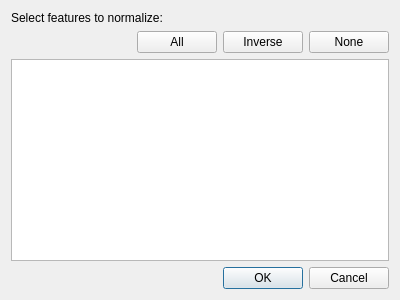
The window that ui/select_features.ui (eremeykin/ectgui2) describes before a commit, drawn with Qt 5.
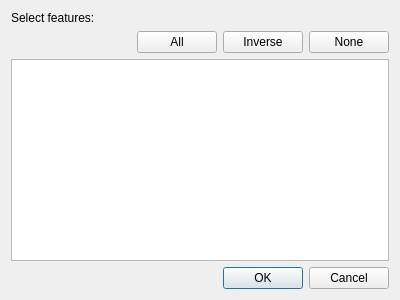
The same window after the commit.

Commit message: Delete norm features

What changed in the file:
```diff
--- a/ui/select_features.ui
+++ b/ui/select_features.ui
@@ -17,7 +17,7 @@
    <item>
     <widget class="QLabel" name="label">
      <property name="text">
-      <string>Select features to normalize:</string>
+      <string>Select features:</string>
      </property>
     </widget>
    </item>
```
The commit also changes 20 other files.
